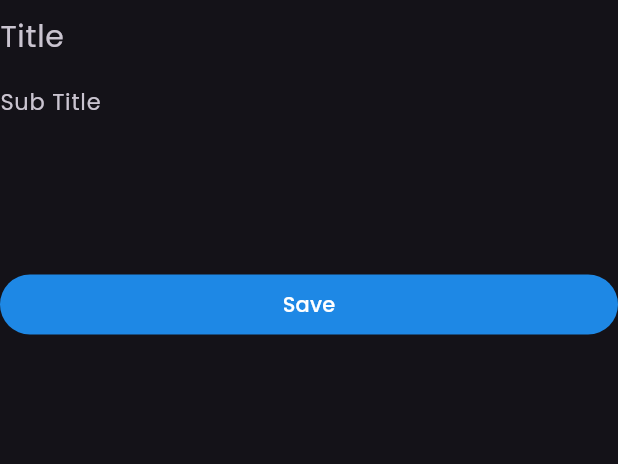
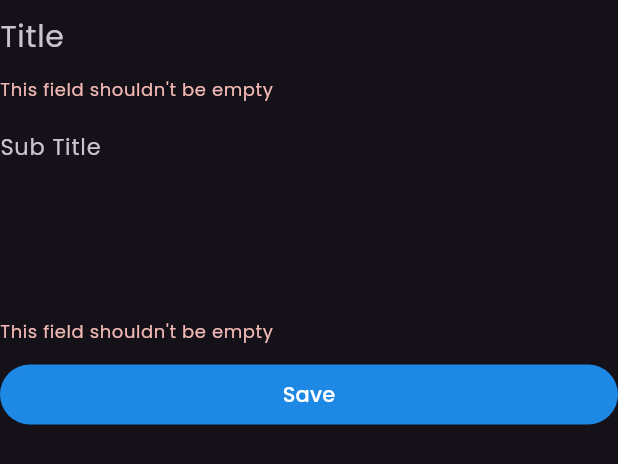
Before and after one commit to paula-a-pham/nota-app, a Flutter app: the CustomForm widget shown alone on an empty page, opened directly, after a tap on "Save", on a phone screen of 412 x 824 dp. Shown: the top 464 px of the screen. Run offline on Flutter 3.47's test engine with Material 3 defaults, Android fonts, the phone set to English and light mode, and no system bars.

Commit message:
add form validation

```diff
--- a/lib/widgets/custom_form.dart
+++ b/lib/widgets/custom_form.dart
@@ -17,6 +17,8 @@ class CustomForm extends StatefulWidget {
 class _CustomFormState extends State<CustomForm> {
   final GlobalKey<FormState> formKey = GlobalKey();
 
+  AutovalidateMode autovalidateMode = AutovalidateMode.disabled;
+
   final TextEditingController titleController = TextEditingController();
 
   final TextEditingController subTitleController = TextEditingController();
@@ -25,6 +27,7 @@ class _CustomFormState extends State<CustomForm> {
   Widget build(BuildContext context) {
     return Form(
       key: formKey,
+      autovalidateMode: autovalidateMode,
       child: Column(
         mainAxisSize: MainAxisSize.min,
         children: <Widget>[
@@ -34,18 +37,30 @@ class _CustomFormState extends State<CustomForm> {
             fontSize: 20,
             hintText: 'Title',
           ),
+          const SizedBox(
+            height: 10.0,
+          ),
           CustomTextFormField(
             textEditingController: subTitleController,
             maxLines: 5,
             fontSize: 15,
             hintText: 'Sub Title',
           ),
+          const SizedBox(
+            height: 10.0,
+          ),
           Row(
             children: <Widget>[
               Expanded(
                 child: CustomFilledButton(
                     onPressed: () {
-                      widget.onPressed('');
+                      if (formKey.currentState!.validate()) {
+                        widget.onPressed('');
+                      } else {
+                        setState(() {
+                          autovalidateMode = AutovalidateMode.always;
+                        });
+                      }
                     },
                     title: 'Save'),
               ),
```
